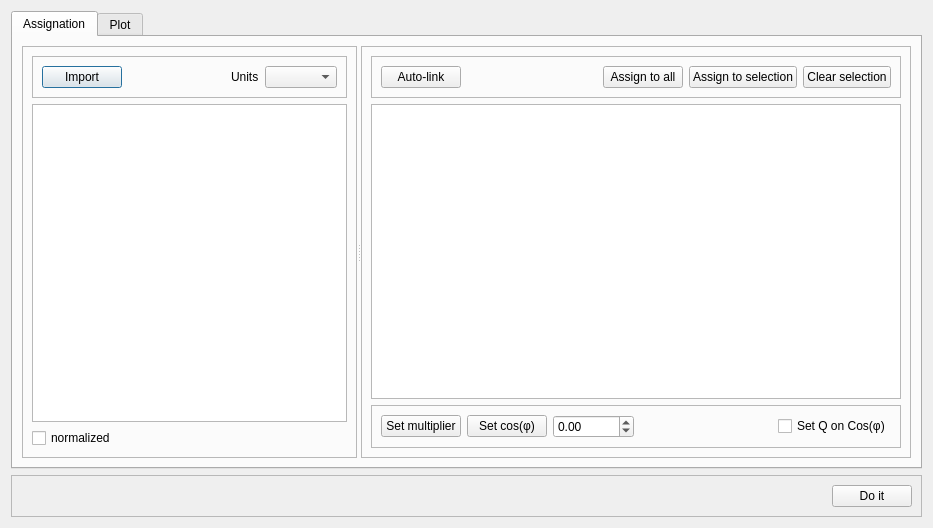
This is UnderDevelopment/GridCal/Gui/ProfilesInput/gui.ui in SanPen/GridCal as Qt 5 draws it before an edit. The edited form follows.
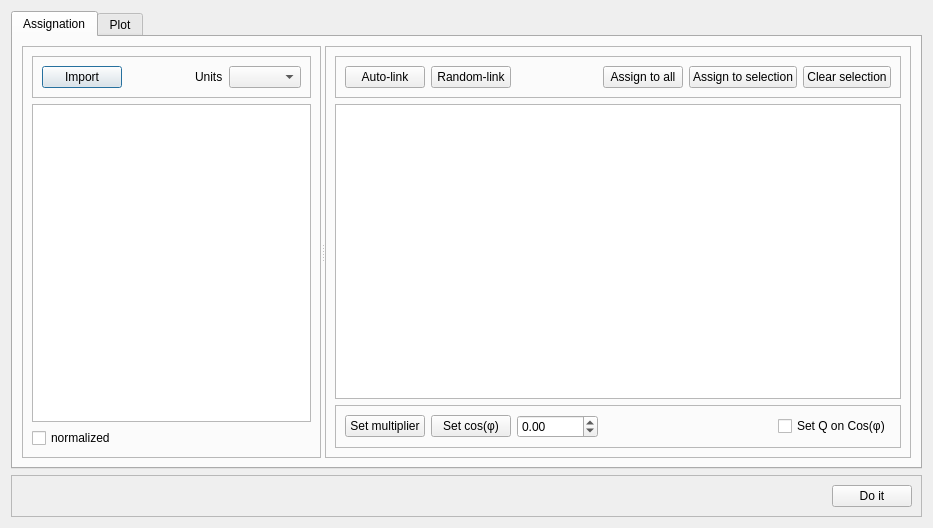
This is the edited form. Custom widgets are drawn as their Qt base class.

Commit message: Fixed bug in the stochastic results display Included time series random-linking on the import dialogue

What changed in the file:
```diff
--- a/UnderDevelopment/GridCal/Gui/ProfilesInput/gui.ui
+++ b/UnderDevelopment/GridCal/Gui/ProfilesInput/gui.ui
@@ -115,6 +115,13 @@
                 </property>
                </widget>
               </item>
+              <item>
+               <widget class="QPushButton" name="rnd_link_pushButton">
+                <property name="text">
+                 <string>Random-link</string>
+                </property>
+               </widget>
+              </item>
               <item>
                <spacer name="horizontalSpacer_4">
                 <property name="orientation">
```
The commit also changes 3 other files.
